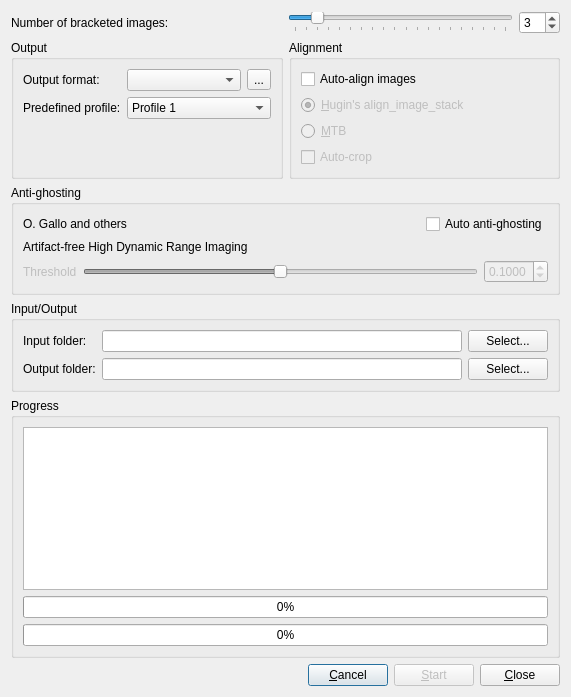
First picture: the form in src/BatchHDR/BatchHDRDialog.ui, repository LuminanceHDR/LuminanceHDR, before the edit.
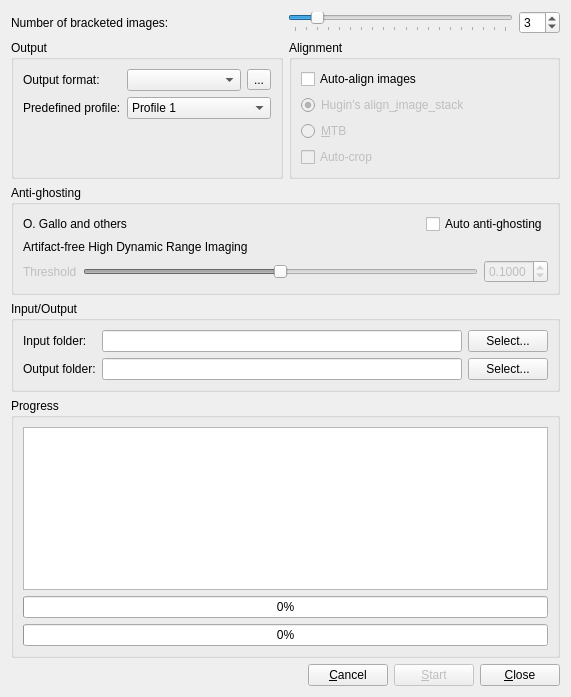
Second picture: the form after the edit. Icons and pictures are not drawn.

Commit message: [UI]: remove autodefault property from many QPushButtons in Dialogs avoiding accidentely closing them hitting Enter. Tab Order fix in some Dialogs.

```diff
--- a/src/BatchHDR/BatchHDRDialog.ui
+++ b/src/BatchHDR/BatchHDRDialog.ui
@@ -243,7 +243,7 @@
                <string>Use Hugin's align_image_stack engine</string>
               </property>
               <property name="text">
-               <string>&amp;Hugin's align_image_stack</string>
+               <string>Hugin's align_&amp;image_stack</string>
               </property>
               <property name="checked">
                <bool>true</bool>
@@ -289,6 +289,9 @@
        <property name="text">
         <string>&amp;Cancel</string>
        </property>
+       <property name="autoDefault">
+        <bool>false</bool>
+       </property>
       </widget>
      </item>
      <item>
```
Left out of the diff: 17 changed lines with no effect on the pictures. The commit also changes 7 other files.
